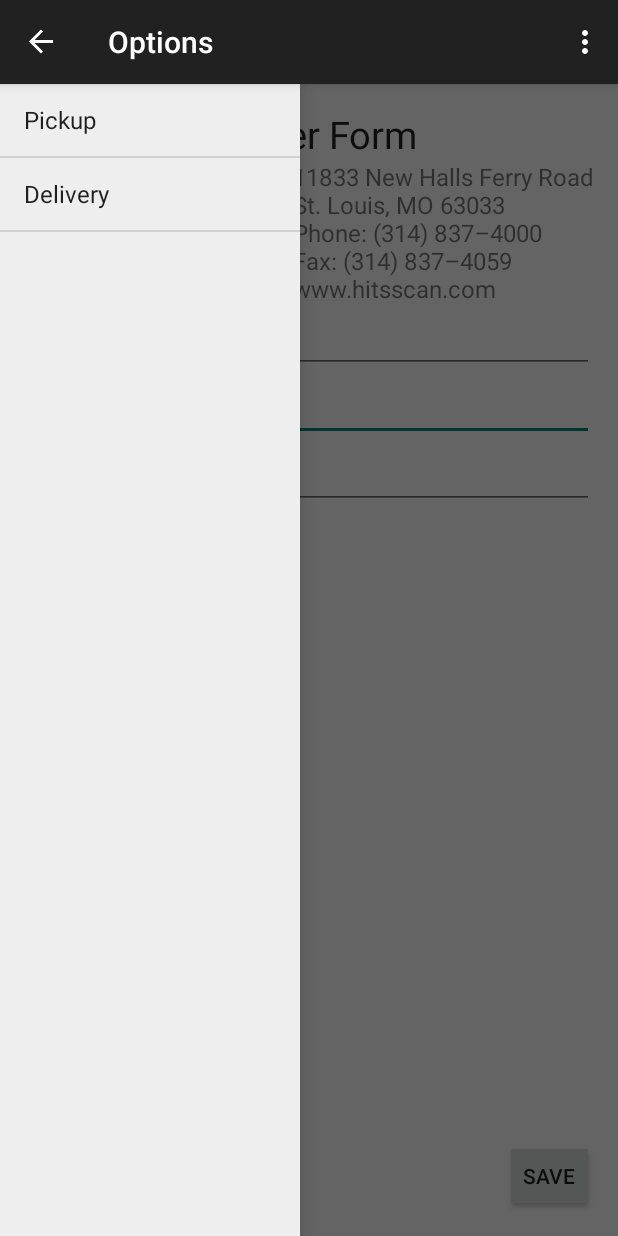
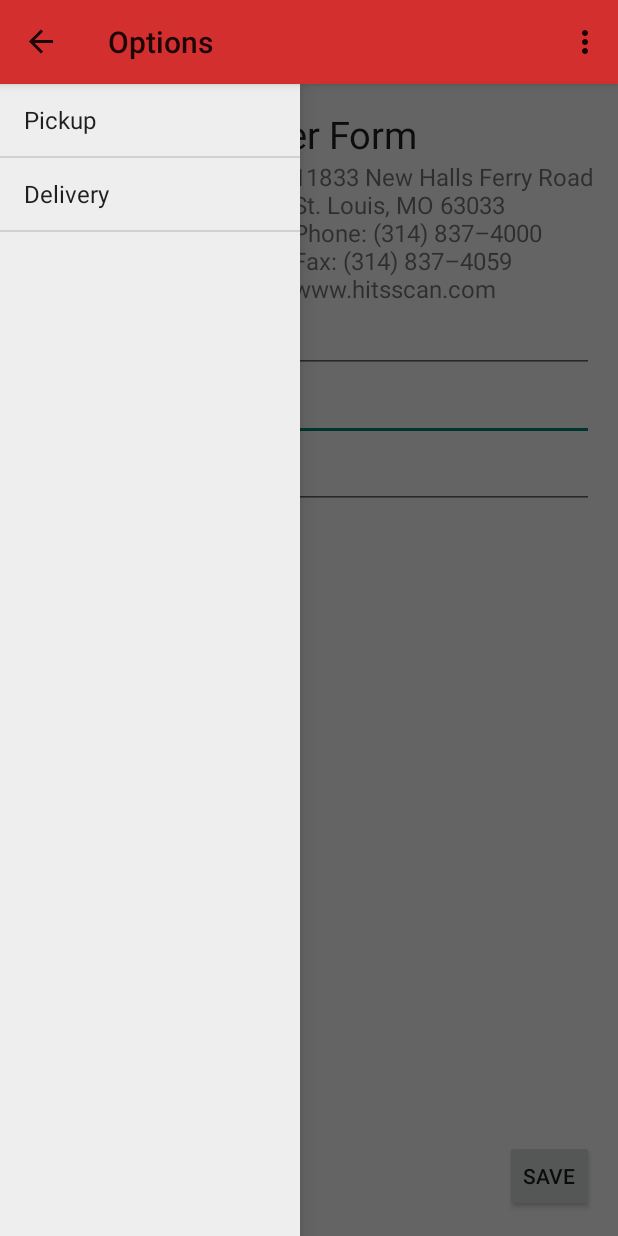
Before and after one commit to michaelgu95/HITS-Order-Tracking-, an Android app: the PickupActivity screen opened directly, with no data from a screen before it, in the options menu, after a tap on "Settings", on a phone screen of 412 x 824 dp. Run offline under Robolectric (Android 15) with nearby library versions, the phone set to English and light mode, and no system bars; libraries missing offline, so code that uses them is left out: com.microsoft.onedrivesdk; plain views replace SignaturePad; 3 statements that could not run were skipped.

Commit message:
red action bar

```diff
--- a/HITS2/app/build.gradle
+++ b/HITS2/app/build.gradle
@@ -6,7 +6,7 @@ android {
 
     defaultConfig {
         applicationId "com.example.michaelgu.hits2"
-        minSdkVersion 15
+        minSdkVersion 21
         targetSdkVersion 21
         versionCode 1
         versionName "1.0"
--- a/HITS2/app/src/main/java/com/example/michaelgu/hits2/DeliveryActivity.java
+++ b/HITS2/app/src/main/java/com/example/michaelgu/hits2/DeliveryActivity.java
@@ -7,6 +7,7 @@ import android.content.res.Configuration;
 import android.graphics.Bitmap;
 import android.graphics.BitmapFactory;
 import android.graphics.Canvas;
+import android.graphics.drawable.ColorDrawable;
 import android.net.Uri;
 import android.os.AsyncTask;
 import android.os.Environment;
@@ -45,6 +46,8 @@ import java.io.InputStream;
 import java.io.OutputStream;
 import java.net.URL;
 import java.util.Calendar;
+
+import static android.graphics.Color.parseColor;
 
 
 public class DeliveryActivity extends ActionBarActivity {
@@ -199,9 +202,11 @@ public class DeliveryActivity extends ActionBarActivity {
         setupDrawer();
         addDrawerItems();
 
-        //obtain hamburger style nav icons
+        //configure action bar
         getSupportActionBar().setDisplayHomeAsUpEnabled(true);
         getSupportActionBar().setHomeButtonEnabled(true);
+        getSupportActionBar().setBackgroundDrawable(new ColorDrawable(parseColor("#D32F2F")));
+        getSupportActionBar().setTitle("");
 
         mDrawerList.setOnItemClickListener(new AdapterView.OnItemClickListener() {
             @Override
--- a/HITS2/app/src/main/java/com/example/michaelgu/hits2/PickupActivity.java
+++ b/HITS2/app/src/main/java/com/example/michaelgu/hits2/PickupActivity.java
@@ -13,6 +13,7 @@ import android.graphics.Color;
 import android.graphics.Paint;
 import android.graphics.Path;
 import android.graphics.RectF;
+import android.graphics.drawable.ColorDrawable;
 import android.net.ConnectivityManager;
 import android.net.NetworkInfo;
 import android.net.Uri;
@@ -50,6 +51,8 @@ import java.io.IOException;
 import java.io.OutputStream;
 import java.util.Calendar;
 
+import static android.graphics.Color.parseColor;
+
 
 public class PickupActivity extends ActionBarActivity {
 
@@ -78,9 +81,11 @@ public class PickupActivity extends ActionBarActivity {
         setupDrawer();
         addDrawerItems();
 
-        //obtain hamburger style nav icons
+        //configure the actionbar
         getSupportActionBar().setDisplayHomeAsUpEnabled(true);
         getSupportActionBar().setHomeButtonEnabled(true);
+        getSupportActionBar().setBackgroundDrawable(new ColorDrawable(parseColor("#D32F2F")));
+        getSupportActionBar().setTitle("");
 
         // Create the picker instance
         mSaver = Saver.createSaver(ONEDRIVE_APP_ID);
@@ -97,7 +102,6 @@ public class PickupActivity extends ActionBarActivity {
 
         //create current Date and set on dateTextView
         configureDate();
-
     }
 
     private void setupDrawer(){
--- a/HITS2/app/src/main/res/layout/activity_pickup.xml
+++ b/HITS2/app/src/main/res/layout/activity_pickup.xml
@@ -38,7 +38,8 @@
             android:layout_marginEnd="58dp"
             android:layout_alignParentTop="true"
             android:layout_toLeftOf="@+id/saveButton"
-            android:layout_toStartOf="@+id/saveButton" />
+            android:layout_toStartOf="@+id/saveButton"
+            android:phoneNumber="true" />
 
         <TextView
             android:layout_width="wrap_content"
@@ -176,7 +177,8 @@
             android:layout_alignTop="@+id/email_holder"
             android:layout_toRightOf="@+id/email_holder"
             android:layout_alignRight="@+id/signature_pad"
-            android:layout_alignEnd="@+id/signature_pad" />
+            android:layout_alignEnd="@+id/signature_pad"
+            android:singleLine="false" />
 
         <Button
             style="?android:attr/buttonStyleSmall"
--- /dev/null
+++ b/HITS2/app/src/main/res/values/colors.xml
@@ -0,0 +1,6 @@
+<?xml version="1.0" encoding="utf-8"?>
+<resources>
+    <color name="white">#FFFFFF</color>
+
+
+</resources>
--- a/HITS2/app/src/main/res/values/styles.xml
+++ b/HITS2/app/src/main/res/values/styles.xml
@@ -1,8 +1,18 @@
 <resources>
 
     <!-- Base application theme. -->
-    <style name="AppTheme" parent="Theme.AppCompat.Light.DarkActionBar">
+    <style name="AppTheme" parent="Theme.AppCompat.Light">
         <!-- Customize your theme here. -->
+        <!--<item name="android:color">#F44336</item>-->
+        <!--<item name="android:colorAccent">#9E9E9E</item>-->
+        <!--<item name="android:textColorPrimary">#212121</item>-->
+        <!--<item name="android:windowBackground">@color/white</item>-->
+
+        <!--<item name="colorControlNormal">#212121</item>-->
+        <!--<item name="colorControlActivated">#212121</item>-->
+        <!--<item name="colorControlHighlight">#212121</item>-->
     </style>
 
+
+
 </resources>
```
Also changed, not shown: HITS2/app/src/main/java/com/example/michaelgu/hits2/MenuActivity.java (+7 -0 lines).
